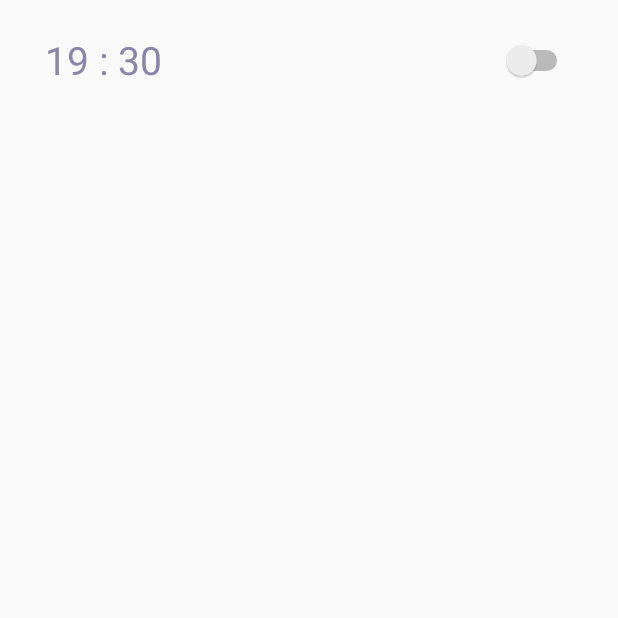
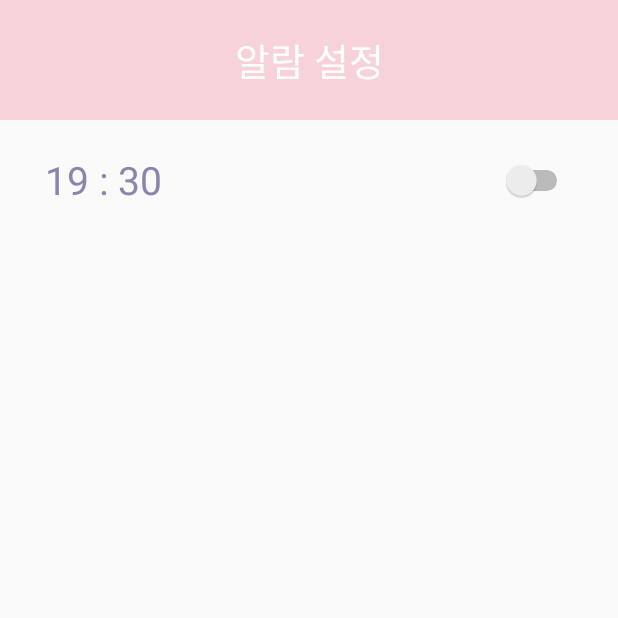
Before and after one commit to rangkim/DiaryApp, an Android app: the SettingActivity screen opened directly, with no data from a screen before it, on a phone screen of 412 x 824 dp, the top half of it. Run offline under Robolectric (Android 15) with nearby library versions, the phone set to English and light mode, and no system bars.

Commit message:
앱아이콘변경

```diff
--- a/app/src/main/AndroidManifest.xml
+++ b/app/src/main/AndroidManifest.xml
@@ -7,7 +7,7 @@
 
     <application
         android:allowBackup="true"
-        android:icon="@mipmap/ic_launcher"
+        android:icon="@drawable/appicon"
         android:label="@string/app_name"
         android:roundIcon="@mipmap/ic_launcher_round"
         android:supportsRtl="true"
--- a/app/src/main/res/layout/activity_setting.xml
+++ b/app/src/main/res/layout/activity_setting.xml
@@ -7,11 +7,29 @@
     android:layout_height="match_parent">
 
     <FrameLayout
+        android:id="@+id/textLayout"
+        android:layout_width="match_parent"
+        android:layout_height="80dp"
+        >
+
+        <TextView
+            android:layout_width="match_parent"
+            android:layout_height="80dp"
+            android:gravity="center"
+            android:background="#F7D2D8"
+            android:textColor="#FFFFFF"
+            android:textSize="25dp"
+            android:text="알람 설정"
+            />
+
+    </FrameLayout>
+
+    <FrameLayout
         android:layout_width="match_parent"
         android:layout_height="80dp"
         android:clickable="true"
         android:onClick="setTime"
-        app:layout_constraintTop_toTopOf="parent"
+        app:layout_constraintTop_toBottomOf="@+id/textLayout"
         >
 
         <TextView
--- a/app/src/main/res/mipmap-anydpi-v26/ic_launcher.xml
+++ b/app/src/main/res/mipmap-anydpi-v26/ic_launcher.xml
@@ -1,5 +1,5 @@
 <?xml version="1.0" encoding="utf-8"?>
 <adaptive-icon xmlns:android="http://schemas.android.com/apk/res/android">
-    <background android:drawable="@drawable/ic_launcher_background" />
-    <foreground android:drawable="@drawable/ic_launcher_foreground" />
+    <background android:drawable="@color/ic_launcher_background"/>
+    <foreground android:drawable="@drawable/ic_launcher_foreground"/>
 </adaptive-icon>
--- a/app/src/main/res/mipmap-anydpi-v26/ic_launcher_round.xml
+++ b/app/src/main/res/mipmap-anydpi-v26/ic_launcher_round.xml
@@ -1,5 +1,5 @@
 <?xml version="1.0" encoding="utf-8"?>
 <adaptive-icon xmlns:android="http://schemas.android.com/apk/res/android">
-    <background android:drawable="@drawable/ic_launcher_background" />
-    <foreground android:drawable="@drawable/ic_launcher_foreground" />
+    <background android:drawable="@color/ic_launcher_background"/>
+    <foreground android:drawable="@drawable/ic_launcher_foreground"/>
 </adaptive-icon>
--- /dev/null
+++ b/app/src/main/res/values/ic_launcher_background.xml
@@ -0,0 +1,4 @@
+<?xml version="1.0" encoding="utf-8"?>
+<resources>
+    <color name="ic_launcher_background">#F7D2D8</color>
+</resources>
```
Also changed, not shown: app/src/main/res/drawable/ic_launcher_foreground.xml (added, +34 -0 lines), app/src/main/ic_launcher-web.png (added), app/src/main/res/drawable-xxxhdpi/appicon.png (added), app/src/main/res/mipmap-hdpi/ic_launcher.png, app/src/main/res/mipmap-hdpi/ic_launcher_round.png, app/src/main/res/mipmap-mdpi/ic_launcher.png, app/src/main/res/mipmap-mdpi/ic_launcher_round.png, app/src/main/res/mipmap-xhdpi/ic_launcher.png, app/src/main/res/mipmap-xhdpi/ic_launcher_round.png, app/src/main/res/mipmap-xxhdpi/ic_launcher.png, app/src/main/res/mipmap-xxhdpi/ic_launcher_round.png, app/src/main/res/mipmap-xxxhdpi/ic_launcher.png, app/src/main/res/mipmap-xxxhdpi/ic_launcher_round.png.
